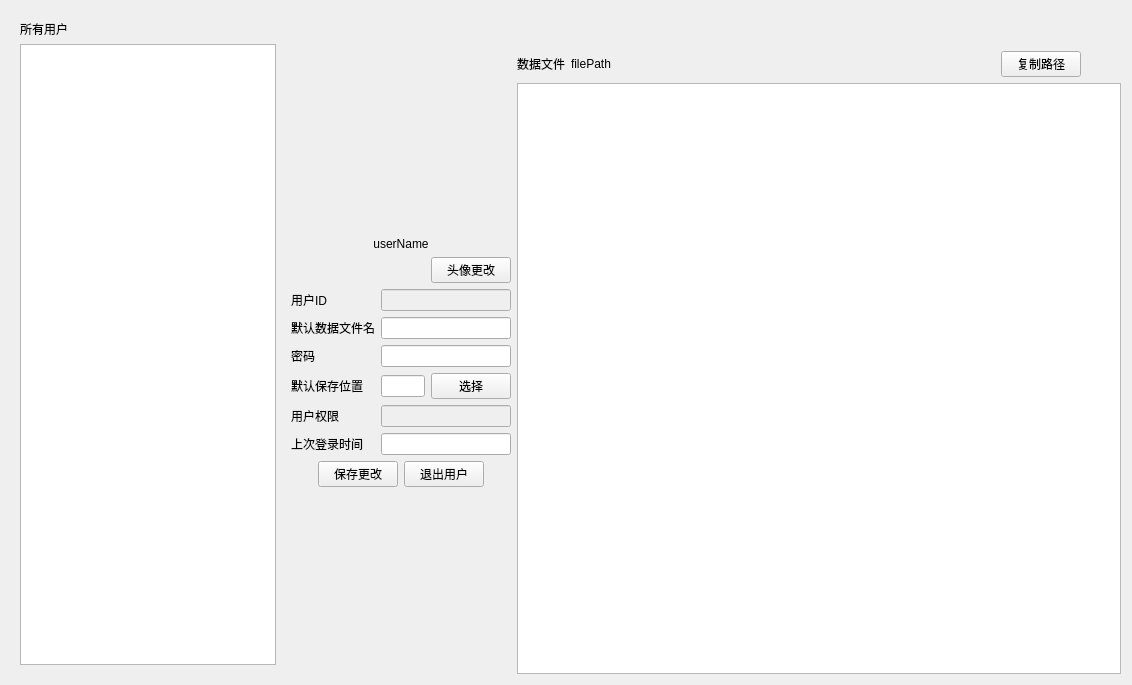
Mr-tang0/MINIMTS, file MainUI/userwidget.ui: the form before one commit.
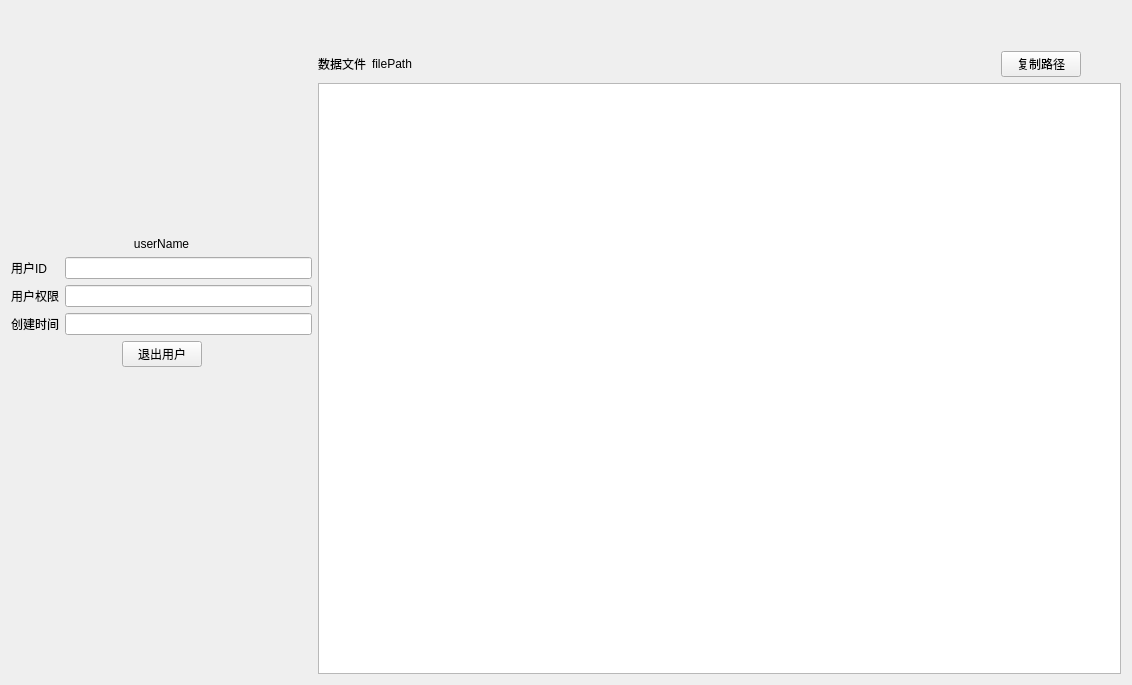
The form after the commit.

Commit message: 修改用户登录逻辑，现在必须联网登录，用户信息备份至云端

```diff
--- a/MainUI/userwidget.ui
+++ b/MainUI/userwidget.ui
@@ -15,33 +15,7 @@
   </property>
   <layout class="QGridLayout" name="gridLayout">
    <item row="0" column="0">
-    <layout class="QHBoxLayout" name="horizontalLayout_6" stretch="0,1,8">
-     <item>
-      <widget class="QWidget" name="allUserforAdmin" native="true">
-       <property name="minimumSize">
-        <size>
-         <width>50</width>
-         <height>0</height>
-        </size>
-       </property>
-       <layout class="QGridLayout" name="gridLayout_2">
-        <item row="0" column="0">
-         <layout class="QVBoxLayout" name="verticalLayout_5">
-          <item>
-           <widget class="QLabel" name="label_7">
-            <property name="text">
-             <string>所有用户</string>
-            </property>
-           </widget>
-          </item>
-          <item>
-           <widget class="QTreeView" name="userList"/>
-          </item>
-         </layout>
-        </item>
-       </layout>
-      </widget>
-     </item>
+    <layout class="QHBoxLayout" name="horizontalLayout_6" stretch="3,8">
      <item>
       <layout class="QVBoxLayout" name="verticalLayout_4">
        <item>
@@ -76,45 +50,8 @@
        </item>
        <item>
         <layout class="QHBoxLayout" name="horizontalLayout_5">
-         <item>
-          <spacer name="horizontalSpacer_4">
-           <property name="orientation">
-            <enum>Qt::Horizontal</enum>
-           </property>
-           <property name="sizeHint" stdset="0">
-            <size>
-             <width>40</width>
-             <height>20</height>
-            </size>
-           </property>
-          </spacer>
-         </item>
          <item>
           <layout class="QVBoxLayout" name="verticalLayout_3">
-           <item>
-            <layout class="QHBoxLayout" name="horizontalLayout_4">
-             <item>
-              <spacer name="horizontalSpacer_3">
-               <property name="orientation">
-                <enum>Qt::Horizontal</enum>
-               </property>
-               <property name="sizeHint" stdset="0">
-                <size>
-                 <width>40</width>
-                 <height>20</height>
-                </size>
-               </property>
-              </spacer>
-             </item>
-             <item>
-              <widget class="QPushButton" name="headerChoose">
-               <property name="text">
-                <string>头像更改</string>
-               </property>
-              </widget>
-             </item>
-            </layout>
-           </item>
            <item>
             <layout class="QFormLayout" name="formLayout">
              <item row="0" column="0">
@@ -127,78 +64,37 @@
              <item row="0" column="1">
               <widget class="QLineEdit" name="userID">
                <property name="enabled">
-                <bool>false</bool>
+                <bool>true</bool>
                </property>
               </widget>
              </item>
              <item row="1" column="0">
-              <widget class="QLabel" name="label">
-               <property name="text">
-                <string>默认数据文件名</string>
-               </property>
-              </widget>
-             </item>
-             <item row="1" column="1">
-              <widget class="QLineEdit" name="defaultFileName"/>
-             </item>
-             <item row="2" column="0">
-              <widget class="QLabel" name="label_6">
-               <property name="text">
-                <string>密码</string>
-               </property>
-              </widget>
-             </item>
-             <item row="2" column="1">
-              <widget class="QLineEdit" name="password">
-               <property name="echoMode">
-                <enum>QLineEdit::Password</enum>
-               </property>
-              </widget>
-             </item>
-             <item row="3" column="0">
-              <widget class="QLabel" name="label_2">
-               <property name="text">
-                <string>默认保存位置</string>
-               </property>
-              </widget>
-             </item>
-             <item row="3" column="1">
-              <layout class="QHBoxLayout" name="horizontalLayout_3">
-               <item>
-                <widget class="QLineEdit" name="defaultSavePath"/>
-               </item>
-               <item>
-                <widget class="QPushButton" name="pushButton_2">
-                 <property name="text">
-                  <string>选择</string>
-                 </property>
-                </widget>
-               </item>
-              </layout>
-             </item>
-             <item row="4" column="0">
               <widget class="QLabel" name="label_3">
                <property name="text">
                 <string>用户权限</string>
                </property>
               </widget>
              </item>
-             <item row="4" column="1">
+             <item row="1" column="1">
               <widget class="QLineEdit" name="userForce">
                <property name="enabled">
-                <bool>false</bool>
+                <bool>true</bool>
                </property>
               </widget>
              </item>
-             <item row="5" column="0">
+             <item row="2" column="0">
               <widget class="QLabel" name="label_4">
                <property name="text">
-                <string>上次登录时间</string>
+                <string>创建时间</string>
                </property>
               </widget>
              </item>
-             <item row="5" column="1">
-              <widget class="QLineEdit" name="lastLogin"/>
+             <item row="2" column="1">
+              <widget class="QLineEdit" name="lastLogin">
+               <property name="enabled">
+                <bool>true</bool>
+               </property>
+              </widget>
              </item>
             </layout>
            </item>
@@ -217,13 +113,6 @@
                </property>
               </spacer>
              </item>
-             <item>
-              <widget class="QPushButton" name="pushButton">
-               <property name="text">
-                <string>保存更改</string>
-               </property>
-              </widget>
-             </item>
              <item>
               <widget class="QPushButton" name="exitUser">
                <property name="text">
@@ -261,19 +150,6 @@
            </item>
           </layout>
          </item>
-         <item>
-          <spacer name="horizontalSpacer_5">
-           <property name="orientation">
-            <enum>Qt::Horizontal</enum>
-           </property>
-           <property name="sizeHint" stdset="0">
-            <size>
-             <width>40</width>
-             <height>20</height>
-            </size>
-           </property>
-          </spacer>
-         </item>
         </layout>
        </item>
       </layout>
```
The commit also changes 19 other files.
